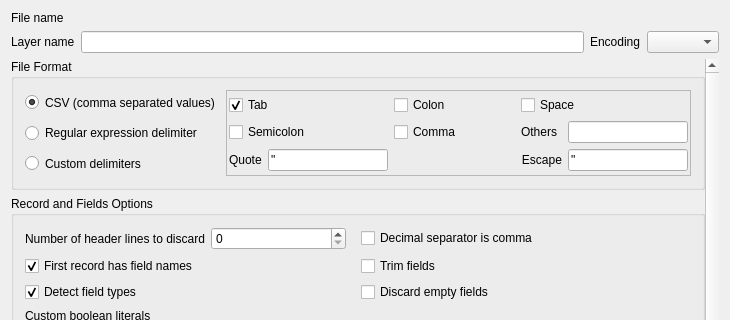
First picture: the form in src/ui/qgsdelimitedtextsourceselectbase.ui, repository qgis/QGIS, before the edit; both pictures show x 0 to 730 and y 0 to 320 of the 730 by 557 pixel window.
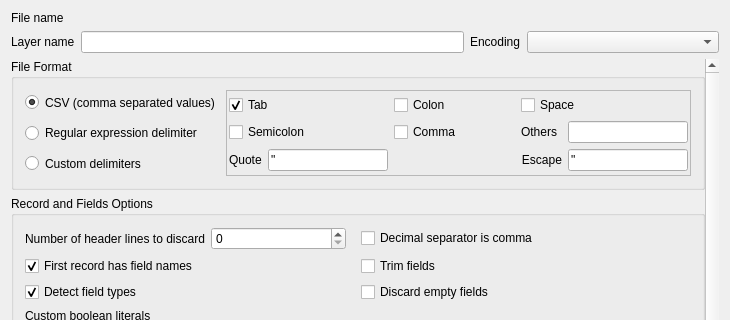
Second picture: the form after the edit. Icons and pictures are not drawn. Custom widgets are drawn as their Qt base class.

Commit message: Fix alignment of file/layer controls in delimited text dialog \

The edit to the form file:
```diff
--- a/src/ui/qgsdelimitedtextsourceselectbase.ui
+++ b/src/ui/qgsdelimitedtextsourceselectbase.ui
@@ -52,11 +52,18 @@
        <number>0</number>
       </property>
       <item>
-       <layout class="QHBoxLayout" name="horizontalLayout_5">
+       <layout class="QGridLayout" name="gridLayout_7" columnstretch="0,2,0,1">
         <property name="topMargin">
          <number>0</number>
         </property>
-        <item>
+        <item row="1" column="0">
+         <widget class="QLabel" name="textLabelLayerName">
+          <property name="text">
+           <string>Layer name</string>
+          </property>
+         </widget>
+        </item>
+        <item row="0" column="0">
          <widget class="QLabel" name="textLabelFileName">
           <property name="sizePolicy">
            <sizepolicy hsizetype="Minimum" vsizetype="Minimum">
@@ -72,33 +79,17 @@
           </property>
          </widget>
         </item>
-        <item>
-         <widget class="QgsFileWidget" name="mFileWidget" native="true"/>
-        </item>
-       </layout>
-      </item>
-      <item>
-       <layout class="QHBoxLayout" name="horizontalLayout_6">
-        <property name="topMargin">
-         <number>0</number>
-        </property>
-        <item>
-         <widget class="QLabel" name="textLabelLayerName">
-          <property name="sizePolicy">
-           <sizepolicy hsizetype="Minimum" vsizetype="Preferred">
-            <horstretch>0</horstretch>
-            <verstretch>0</verstretch>
-           </sizepolicy>
-          </property>
+        <item row="1" column="2">
+         <widget class="QLabel" name="lblEncoding">
           <property name="text">
-           <string>Layer name</string>
+           <string>Encoding</string>
           </property>
          </widget>
         </item>
-        <item>
+        <item row="1" column="1">
          <widget class="QLineEdit" name="txtLayerName">
           <property name="sizePolicy">
-           <sizepolicy hsizetype="Expanding" vsizetype="Fixed">
+           <sizepolicy hsizetype="Preferred" vsizetype="Fixed">
             <horstretch>0</horstretch>
             <verstretch>0</verstretch>
            </sizepolicy>
@@ -111,14 +102,7 @@
           </property>
          </widget>
         </item>
-        <item>
-         <widget class="QLabel" name="lblEncoding">
-          <property name="text">
-           <string>Encoding</string>
-          </property>
-         </widget>
-        </item>
-        <item>
+        <item row="1" column="3">
          <widget class="QComboBox" name="cmbEncoding">
           <property name="toolTip">
            <string>Select the file encoding</string>
@@ -134,6 +118,13 @@
           </property>
          </widget>
         </item>
+        <item row="0" column="1" colspan="3">
+         <widget class="QgsFileWidget" name="mFileWidget" native="true">
+          <property name="focusPolicy">
+           <enum>Qt::StrongFocus</enum>
+          </property>
+         </widget>
+        </item>
        </layout>
       </item>
      </layout>
```
Left out of the diff: 181 changed lines with no effect on the pictures.
